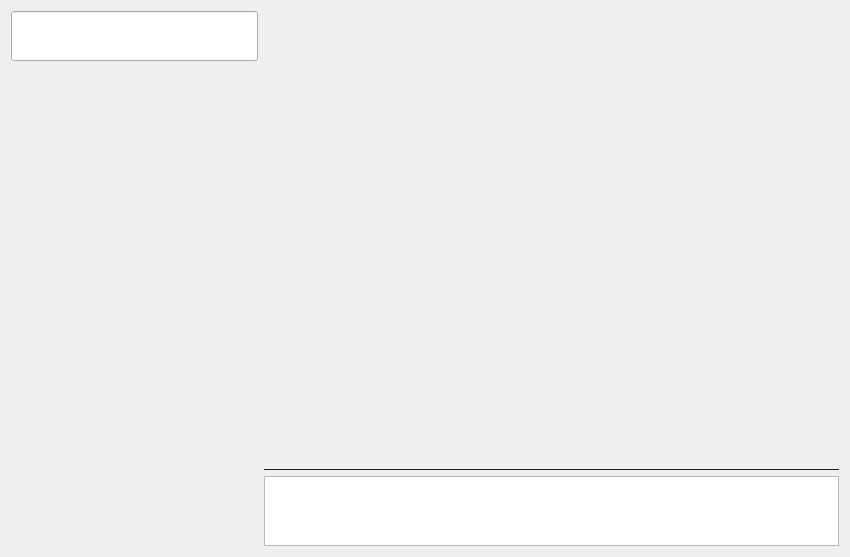
Before: the Qt Designer form MyGameLauncher/ChatWidget.ui in ngee044/MyGameLauncher, drawn with Qt 5.
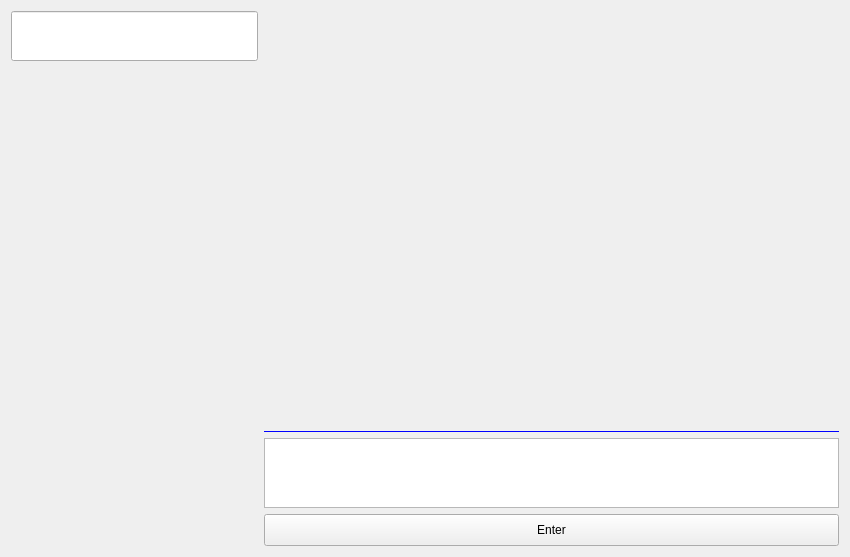
After: the same form once the commit is applied.

The edit to the form file:
```diff
--- a/MyGameLauncher/ChatWidget.ui
+++ b/MyGameLauncher/ChatWidget.ui
@@ -49,7 +49,7 @@
     </widget>
    </item>
    <item>
-    <layout class="QVBoxLayout" name="verticalLayout" stretch="1,8,0,1">
+    <layout class="QVBoxLayout" name="verticalLayout" stretch="1,8,0,1,1">
      <property name="leftMargin">
       <number>0</number>
      </property>
@@ -87,6 +87,25 @@
      <item>
       <widget class="QTextEdit" name="textEdit"/>
      </item>
+     <item>
+      <widget class="QPushButton" name="pushButton">
+       <property name="sizePolicy">
+        <sizepolicy hsizetype="Minimum" vsizetype="Fixed">
+         <horstretch>0</horstretch>
+         <verstretch>0</verstretch>
+        </sizepolicy>
+       </property>
+       <property name="minimumSize">
+        <size>
+         <width>0</width>
+         <height>32</height>
+        </size>
+       </property>
+       <property name="text">
+        <string>Enter</string>
+       </property>
+      </widget>
+     </item>
     </layout>
    </item>
   </layout>
```
